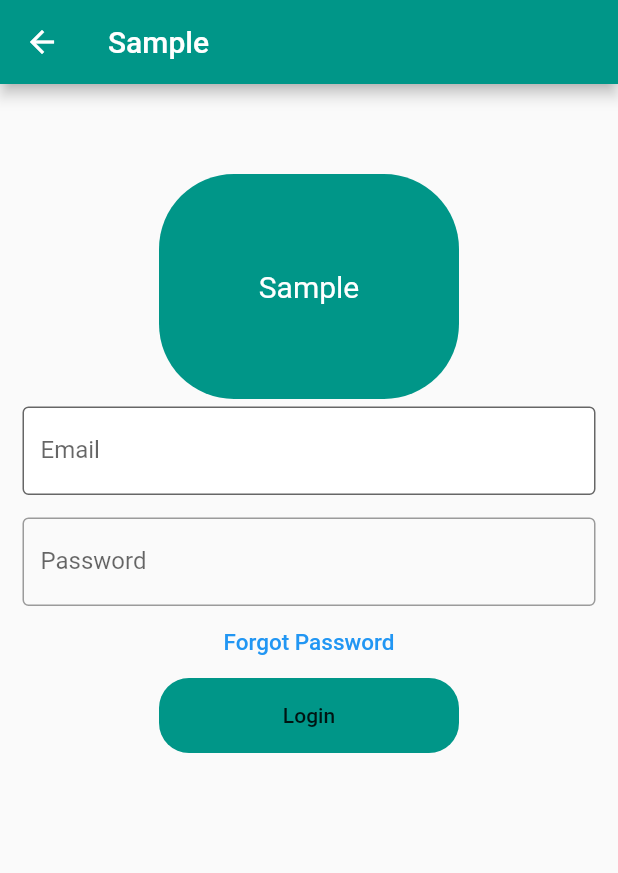
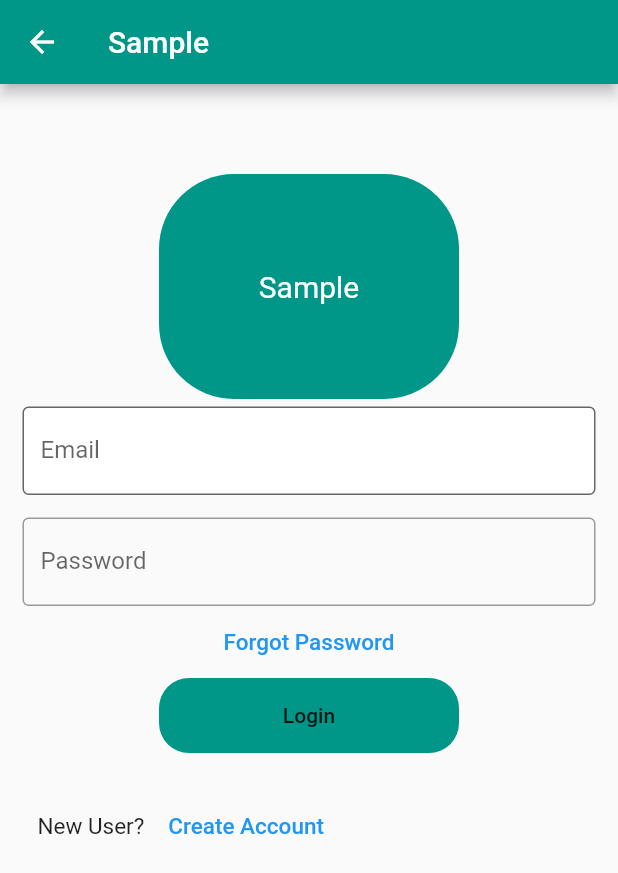
Before and after one commit to abs12seth/sample, a Flutter app: the SecondScreen screen opened by its route, on a phone screen of 412 x 824 dp. Shown: the top 873 px of the screen. Run offline on Flutter 3.47's test engine with Material 2 defaults, Android fonts, the phone set to English and light mode, and no system bars.

Commit message:
Added more UI

```diff
--- a/lib/Second.dart
+++ b/lib/Second.dart
@@ -1,3 +1,4 @@
+import 'package:co_win/createaccount.dart';
 import 'package:flutter/cupertino.dart';
 import 'package:flutter/material.dart';
 
@@ -82,6 +83,20 @@ class SecondState extends State<SecondScreen> {
                 child: Text('Login'),
               ),
             ),
+            Padding(padding: EdgeInsets.all(25.0),
+                child: Container(
+                  alignment: Alignment.bottomCenter ,
+                  child: Row(
+                    children: [
+                      Text('New User?',style: TextStyle(fontSize: 15.0),),
+                      FlatButton(onPressed: (){
+                        Navigator.pushNamed(context, '/create');
+                      },
+                        child: Text('Create Account',style: TextStyle(color: Colors.blue,fontSize: 15.0),),),
+                    ],
+                  ),
+                ),
+            ),
           ],
         ),
       )
--- a/lib/main.dart
+++ b/lib/main.dart
@@ -1,4 +1,5 @@
 import 'package:co_win/Second.dart';
+import 'package:co_win/createaccount.dart';
 import 'package:flutter/cupertino.dart';
 import 'package:flutter/material.dart';
 
@@ -15,6 +16,7 @@ class MyApp extends StatelessWidget{
       routes: {
         '/':(context) => FirstScreen(),
         '/second':(context) => SecondScreen(),
+        '/create':(context) => CreateAccount(),
       },
     );
   }
```
Also changed, not shown: lib/createaccount.dart (added, +64 -0 lines).
